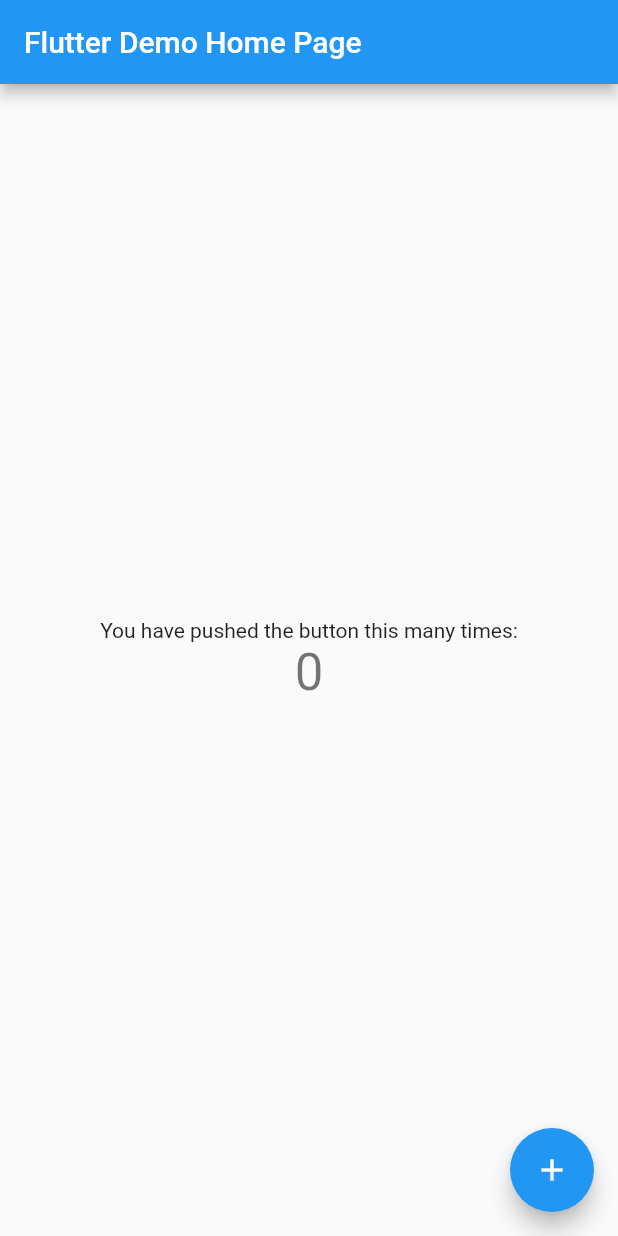
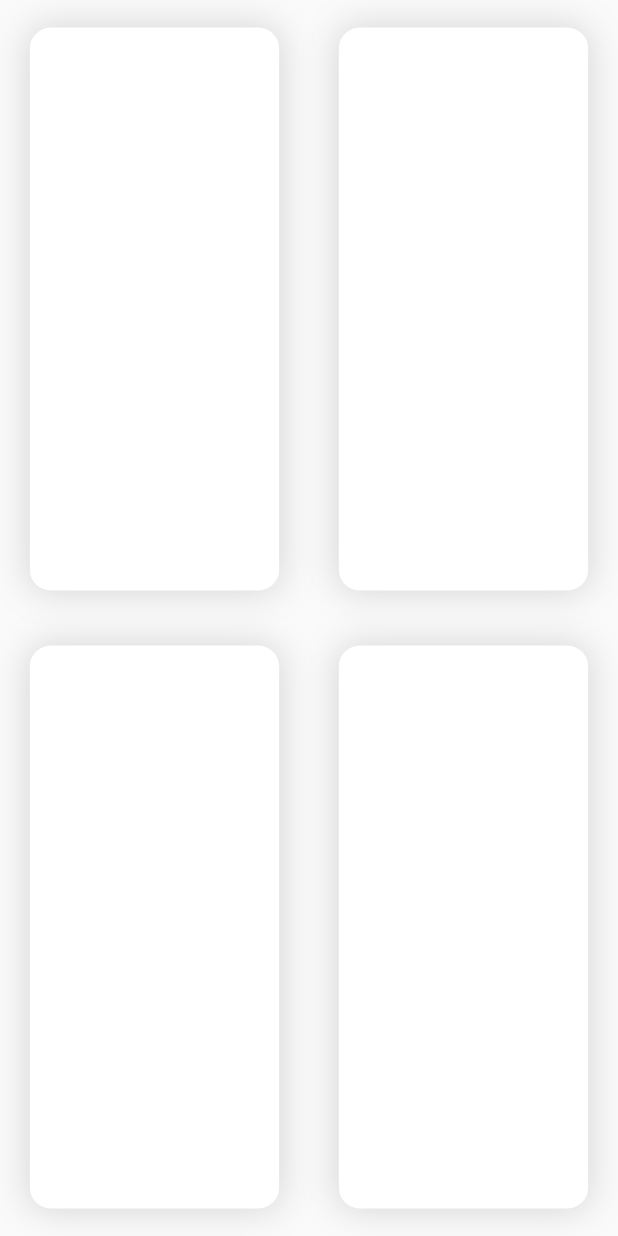
Before and after one commit to Cagdassrgl/radio_project, a Flutter app: the screen it shows after launch, on a phone screen of 412 x 824 dp. Run offline on Flutter 3.47's test engine with Material 2 defaults, Android fonts, the phone set to English and light mode, and no system bars; our stand-ins replace flutter_screenutil, get.

Commit message:
splash and home page

```diff
--- /dev/null
+++ b/lib/core/constant/app_assets/app_assets.dart
@@ -0,0 +1,6 @@
+// ignore_for_file: non_constant_identifier_names
+
+class AppAssets {
+  static String SPLASH_GIF = "assets/gif/splash_gif.gif";
+  static String RADIO_GIF = "assets/gif/radio_gif.gif";
+}
--- a/lib/main.dart
+++ b/lib/main.dart
@@ -1,4 +1,7 @@
 import 'package:flutter/material.dart';
+import 'package:flutter_screenutil/flutter_screenutil.dart';
+import 'package:radio_project/view/home/home_page.dart';
+import 'package:radio_project/view/splash/splash_page.dart';
 
 void main() {
   runApp(const MyApp());
@@ -9,62 +12,23 @@
 
   @override
   Widget build(BuildContext context) {
-    return MaterialApp(
-      title: 'Flutter Demo',
-      theme: ThemeData(
-        primarySwatch: Colors.blue,
-      ),
-      home: const MyHomePage(title: 'Flutter Demo Home Page'),
+    return ScreenUtilInit(
+      designSize: const Size(828, 1792),
+      minTextAdapt: true,
+      splitScreenMode: true,
+      builder: (context, child) {
+        return SafeArea(
+          child: MaterialApp(
+            debugShowCheckedModeBanner: false,
+            title: 'Radio App',
+            initialRoute: '/',
+            routes: {
+              '/': (context) => const SplashPage(),
+              '/home': (context) => const HomePage(),
+            },
+          ),
+        );
+      },
     );
   }
 }
-
-class MyHomePage extends StatefulWidget {
-  const MyHomePage({super.key, required this.title});
-
-  final String title;
-
-  @override
-  State<MyHomePage> createState() => _MyHomePageState();
-}
-
-class _MyHomePageState extends State<MyHomePage> {
-  int _counter = 0;
-
-  void _incrementCounter() {
-    setState(() {
-      _counter++;
-    });
-  }
-
-  @override
-  Widget build(BuildContext context) {
-
-    return Scaffold(
-      appBar: AppBar(
-        title: Text(widget.title),
-      ),
-      body: Center(
-
-        child: Column(
-
-          mainAxisAlignment: MainAxisAlignment.center,
-          children: <Widget>[
-            const Text(
-              'You have pushed the button this many times:',
-            ),
-            Text(
-              '$_counter',
-              style: Theme.of(context).textTheme.headlineMedium,
-            ),
-          ],
-        ),
-      ),
-      floatingActionButton: FloatingActionButton(
-        onPressed: _incrementCounter,
-        tooltip: 'Increment',
-        child: const Icon(Icons.add),
-      ),
-    );
-  }
-}
--- /dev/null
+++ b/lib/view/home/home_page.dart
@@ -0,0 +1,105 @@
+import 'package:flutter/material.dart';
+import 'package:flutter_screenutil/flutter_screenutil.dart';
+import 'package:get/get.dart';
+
+class HomePage extends StatelessWidget {
+  const HomePage({Key? key}) : super(key: key);
+
+  @override
+  Widget build(BuildContext context) {
+    return Scaffold(
+      body: Column(
+        children: [
+          Expanded(
+            child: Row(
+              children: [
+                Expanded(
+                  child: Container(
+                    width: Get.width / 2,
+                    height: Get.height / 2,
+                    margin:
+                        EdgeInsets.symmetric(vertical: 40.h, horizontal: 40.w),
+                    decoration: BoxDecoration(
+                      borderRadius: BorderRadius.circular(30.sp),
+                      color: Colors.white,
+                      boxShadow: [
+                        BoxShadow(
+                          color: Colors.grey.withOpacity(0.4),
+                          spreadRadius: 1.0,
+                          blurRadius: 20.0,
+                        ),
+                      ],
+                    ),
+                  ),
+                ),
+                Expanded(
+                  child: Container(
+                    width: Get.width / 2,
+                    height: Get.height / 2,
+                    margin:
+                    EdgeInsets.symmetric(vertical: 40.h, horizontal: 40.w),
+                    decoration: BoxDecoration(
+                      borderRadius: BorderRadius.circular(30.sp),
+                      color: Colors.white,
+                      boxShadow: [
+                        BoxShadow(
+                          color: Colors.grey.withOpacity(0.4),
+                          spreadRadius: 1.0,
+                          blurRadius: 20.0,
+                        ),
+                      ],
+                    ),
+                  ),
+                ),
+              ],
+            ),
+          ),
+          Expanded(
+            child: Row(
+              children: [
+                Expanded(
+                  child: Container(
+                    width: Get.width / 2,
+                    height: Get.height / 2,
+                    margin:
+                    EdgeInsets.symmetric(vertical: 40.h, horizontal: 40.w),
+                    decoration: BoxDecoration(
+                      borderRadius: BorderRadius.circular(30.sp),
+                      color: Colors.white,
+                      boxShadow: [
+                        BoxShadow(
+                          color: Colors.grey.withOpacity(0.4),
+                          spreadRadius: 1.0,
+                          blurRadius: 20.0,
+                        ),
+                      ],
+                    ),
+                  ),
+                ),
+                Expanded(
+                  child: Container(
+                    width: Get.width / 2,
+                    height: Get.height / 2,
+                    margin:
+                    EdgeInsets.symmetric(vertical: 40.h, horizontal: 40.w),
+                    decoration: BoxDecoration(
+                      borderRadius: BorderRadius.circular(30.sp),
+                      color: Colors.white,
+                      boxShadow: [
+                        BoxShadow(
+                          color: Colors.grey.withOpacity(0.4),
+                          spreadRadius: 1.0,
+                          blurRadius: 20.0,
+                        ),
+                      ],
+                    ),
+                  ),
+                ),
+              ],
+            ),
+          )
+        ],
+      ),
+    );
+  }
+}
--- /dev/null
+++ b/lib/view/splash/splash_controller.dart
@@ -0,0 +1,5 @@
+import 'package:get/get.dart';
+
+class SplashController extends GetxController{
+
+}
--- /dev/null
+++ b/lib/view/splash/splash_page.dart
@@ -0,0 +1,21 @@
+import 'dart:async';
+
+import 'package:flutter/material.dart';
+import 'package:get/get.dart';
+import 'package:radio_project/core/constant/app_assets/app_assets.dart';
+
+class SplashPage extends StatelessWidget {
+  const SplashPage({Key? key}) : super(key: key);
+
+  @override
+  Widget build(BuildContext context) {
+    Timer(
+      const Duration(seconds: 3),
+      () => Navigator.pushReplacementNamed(context, '/home'),
+    );
+    return Image.asset(
+      AppAssets.RADIO_GIF,
+      fit: BoxFit.fill,
+    );
+  }
+}
```
Also changed, not shown: pubspec.yaml (+8 -41 lines), assets/gif/radio_gif.gif (added), assets/gif/splash_gif.gif (added), lib/view/home/home_controller.dart (added), pubspec.lock, 6 other files.
